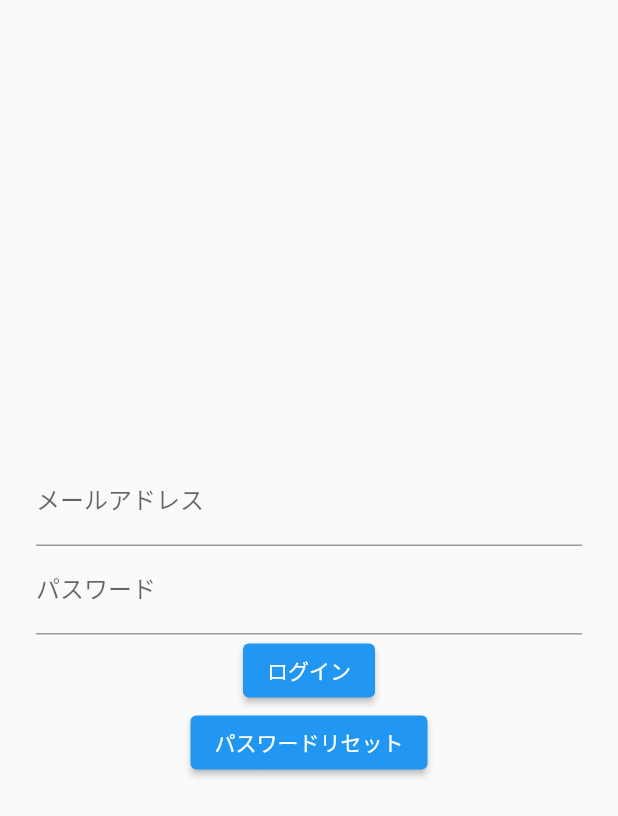
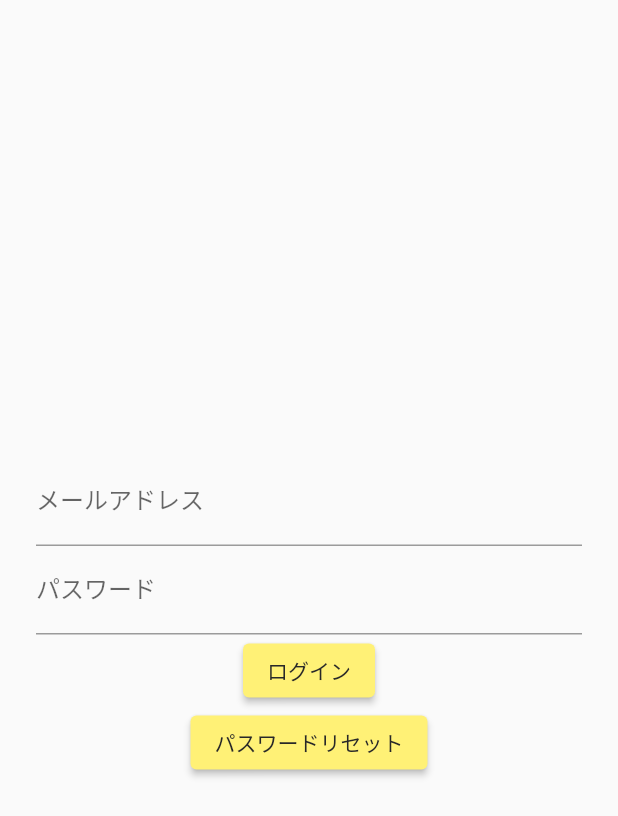
Before and after one commit to tomoki-miso/onedaydiary, a Flutter app: the screen it shows after launch, after a tap on "ログイン", on a phone screen of 412 x 824 dp. Shown: the top 816 px of the screen. Run offline on Flutter 3.47's test engine with Material 2 defaults, Android fonts, the light colour scheme and no system bars; our stand-ins replace cloud_firestore, firebase_auth, firebase_core, flutter_native_splash, google_sign_in; accounts and stored records are empty.

Commit message:
9th commit

```diff
--- a/lib/before_signup.dart
+++ b/lib/before_signup.dart
@@ -8,22 +8,42 @@ class BeforeSignUpPage extends StatelessWidget {
     return Scaffold(
       bottomNavigationBar: null,
       appBar: AppBar(
-        title: Text("ログインまたは新規登録"),
+          title: Text(
+            "ログインまたは新規登録",
+            style: TextStyle(color: Color.fromARGB(255, 40, 40, 40)),
           ),
+          backgroundColor: const Color.fromARGB(255, 255, 241, 118)),
       body: Center(
         child: Column(
           mainAxisSize: MainAxisSize.min,
           children: [
-            ElevatedButton(onPressed:(){
+            ElevatedButton(
+              style: ButtonStyle(
+                backgroundColor: MaterialStateProperty.all(
+                  const Color.fromARGB(255, 255, 241, 118),
+                ),
+              ),
+              onPressed: () {
                 Navigator.pushNamed(context, '/signup');
               },
-             child: Text("新規登録")
+              child: Text(
+                "新規登録",
+                style: TextStyle(color: Color.fromARGB(255, 40, 40, 40)),
               ),
-             ElevatedButton(onPressed:(){
+            ),
+            ElevatedButton(
+                style: ButtonStyle(
+                  backgroundColor: MaterialStateProperty.all(
+                    const Color.fromARGB(255, 255, 241, 118),
+                  ),
+                ),
+                onPressed: () {
                   Navigator.pushNamed(context, '/signin');
                 },
-             child: Text("ログイン")
-             ),
+                child: Text(
+                  "ログイン",
+                  style: TextStyle(color: Color.fromARGB(255, 40, 40, 40)),
+                )),
           ],
         ),
       ),
--- a/lib/content.dart
+++ b/lib/content.dart
@@ -8,9 +8,7 @@ import 'main.dart';
 import 'signup.dart';
 
 class ContentPage extends StatelessWidget {
-
   const ContentPage({Key? key}) : super(key: key);
-
 
   @override
   Widget build(BuildContext context) {
@@ -21,12 +19,9 @@ class ContentPage extends StatelessWidget {
     }
 
     return Scaffold(
-      appBar: AppBar(
-        title: Text("TL"),
-      ),
+      backgroundColor: const Color.fromARGB(255, 255, 241, 118),
       body: StreamBuilder<QuerySnapshot>(
         stream: FirebaseFirestore.instance
-
             .collection("posts")
             .orderBy('createdAt', descending: true)
             .snapshots(),
@@ -38,12 +33,11 @@ class ContentPage extends StatelessWidget {
             itemBuilder: (BuildContext context, int index) {
               Map<String, dynamic>? data =
                   snapshot.data!.docs[index].data() as Map<String, dynamic>?;
-        if (data == null ||
-            !data.containsKey('content')) {
+              if (data == null || !data.containsKey('content')) {
                 return SizedBox.shrink();
               }
               return Container(
-          color: Color.fromARGB(255, 146, 195, 235),
+                color: Color.fromARGB(255, 255, 255, 255),
                 child: Column(
                   children: [
                     Text(data['content']),
@@ -61,4 +55,5 @@ class ContentPage extends StatelessWidget {
     );
   }
 }
+
 final uid = FirebaseAuth.instance.currentUser!.uid;
--- a/lib/signin.dart
+++ b/lib/signin.dart
@@ -18,7 +18,6 @@ class _SignInPageState extends State<SignInPage> {
 
   @override
   Widget build(BuildContext context) {
-
     return Scaffold(
       body: Center(
         child: Container(
@@ -44,7 +43,13 @@ class _SignInPageState extends State<SignInPage> {
                 },
               ),
               ElevatedButton(
-                child: const Text('ログイン'),
+                style: ButtonStyle(
+                  backgroundColor: MaterialStateProperty.all(
+                    const Color.fromARGB(255, 255, 241, 118),
+                  ),
+                ),
+                child: const Text('ログイン',
+                    style: TextStyle(color: Color.fromARGB(255, 40, 40, 40))),
                 onPressed: () async {
                   try {
                     final UserCredential userCredential =
@@ -63,7 +68,13 @@ class _SignInPageState extends State<SignInPage> {
                 },
               ),
               ElevatedButton(
-                child: const Text('パスワードリセット'),
+                style: ButtonStyle(
+                  backgroundColor: MaterialStateProperty.all(
+                    const Color.fromARGB(255, 255, 241, 118),
+                  ),
+                ),
+                child: const Text('パスワードリセット',
+                    style: TextStyle(color: Color.fromARGB(255, 40, 40, 40))),
                 onPressed: () async {
                   try {
                     await FirebaseAuth.instance
```
Also changed, not shown: lib/profile.dart (+5 -5 lines), lib/signup.dart (+12 -6 lines), lib/signup_completed.dart (+16 -5 lines). Lines whose indentation alone changed are shown as unchanged.
